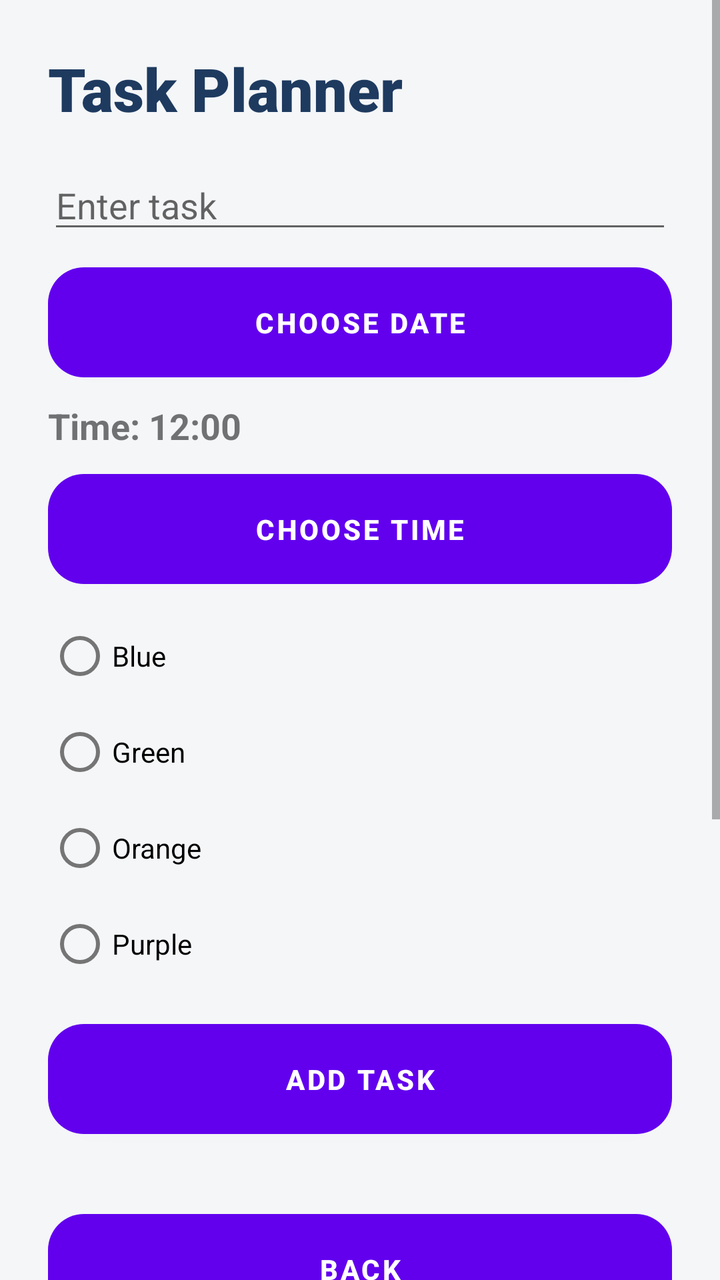
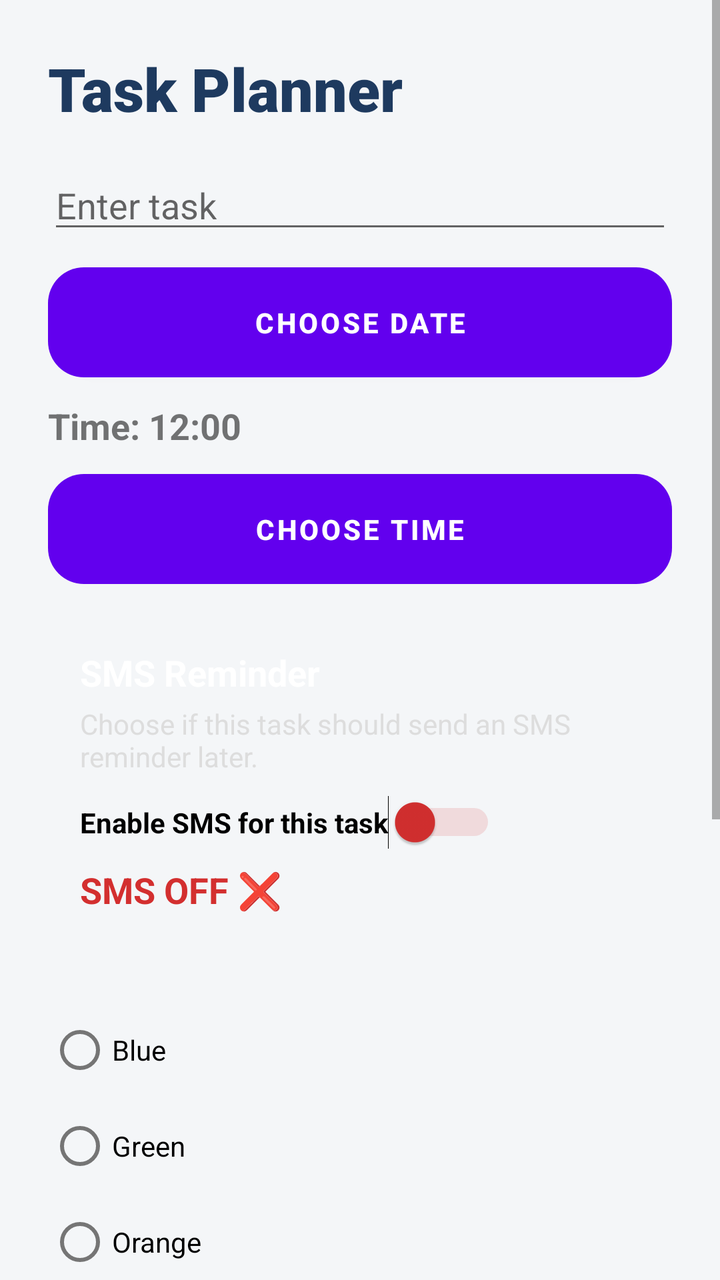

Two renders of the same Android screen: before a commit and after it. Below are the layout's source before the change and the commit's diff.
<!-- AndroidManifest.xml: application theme Theme.StudentPlanner -->
<!-- res/layout/activity_todo.xml -->
<?xml version="1.0" encoding="utf-8"?>
<ScrollView xmlns:android="http://schemas.android.com/apk/res/android"
    android:id="@+id/todoScroll"
    android:layout_width="match_parent"
    android:layout_height="match_parent"
    android:background="#F4F6F8">

    <LinearLayout
        android:id="@+id/todoLayout"
        android:layout_width="match_parent"
        android:layout_height="wrap_content"
        android:minHeight="1000dp"
        android:orientation="vertical"
        android:padding="24dp"
        android:background="#F4F6F8">

        <TextView
            android:id="@+id/txtTodoTitle"
            android:layout_width="wrap_content"
            android:layout_height="wrap_content"
            android:text="Task Planner"
            android:textSize="30sp"
            android:textStyle="bold"
            android:fontFamily="sans-serif-black"
            android:textColor="#1E3A5F"
            android:layout_marginBottom="16dp" />

        <EditText
            android:id="@+id/editTask"
            android:layout_width="match_parent"
            android:layout_height="wrap_content"
            android:hint="Enter task"
            android:inputType="text" />

        <Button
            android:id="@+id/btnPickDate"
            android:layout_width="match_parent"
            android:layout_height="55dp"
            android:text="Choose Date"
            android:background="@drawable/rounded_button"
            android:textColor="#FFFFFF"
            android:textStyle="bold"
            android:layout_marginTop="12dp" />
        <TextView
            android:id="@+id/txtTime"
            android:layout_width="match_parent"
            android:layout_height="wrap_content"
            android:text="Time: 12:00"
            android:textSize="18sp"
            android:textStyle="bold"
            android:layout_marginTop="12dp" />
        <Button
            android:id="@+id/btnPickTime"
            android:layout_width="match_parent"
            android:layout_height="55dp"
            android:text="Choose Time"
            android:background="@drawable/rounded_button"
            android:textColor="#FFFFFF"
            android:textStyle="bold"
            android:layout_marginTop="12dp" />

        <RadioGroup
            android:id="@+id/colorGroup"
            android:layout_width="match_parent"
            android:layout_height="wrap_content"
            android:layout_marginTop="12dp">

            <RadioButton
                android:id="@+id/colorBlue"
                android:layout_width="wrap_content"
                android:layout_height="wrap_content"
                android:text="Blue" />

            <RadioButton
                android:id="@+id/colorGreen"
                android:layout_width="wrap_content"
                android:layout_height="wrap_content"
                android:text="Green" />

            <RadioButton
                android:id="@+id/colorOrange"
                android:layout_width="wrap_content"
                android:layout_height="wrap_content"
                android:text="Orange" />

            <RadioButton
                android:id="@+id/colorPurple"
                android:layout_width="wrap_content"
                android:layout_height="wrap_content"
                android:text="Purple" />
        </RadioGroup>

        <Button
            android:id="@+id/btnAddTask"
            android:layout_width="match_parent"
            android:layout_height="55dp"
            android:text="Add Task"
            android:background="@drawable/rounded_button"
            android:textColor="#FFFFFF"
            android:textStyle="bold"
            android:layout_marginTop="16dp" />

        <LinearLayout
            android:id="@+id/taskContainer"
            android:layout_width="match_parent"
            android:layout_height="wrap_content"
            android:orientation="vertical"
            android:layout_marginTop="20dp" />

        <Button
            android:id="@+id/btnBackTodo"
            android:layout_width="match_parent"
            android:layout_height="55dp"
            android:text="Back"
            android:background="@drawable/rounded_button"
            android:textColor="#FFFFFF"
            android:textStyle="bold"
            android:layout_marginTop="20dp" />

    </LinearLayout>

</ScrollView>
<!-- resources referenced by this layout -->
<resources>
  <!-- drawable rounded_button (drawable) -->
  <?xml version="1.0" encoding="utf-8"?>
  <shape xmlns:android="http://schemas.android.com/apk/res/android">
      <corners android:radius="18dp" />
      <solid android:color="#2F80ED" />
      <padding
          android:left="12dp"
          android:right="12dp"
          android:top="10dp"
          android:bottom="10dp" />
  </shape>
  <style name="Theme.StudentPlanner" parent="Theme.MaterialComponents.DayNight.DarkActionBar">
          
          <item name="colorPrimary">@color/purple_500</item>
          <item name="colorPrimaryVariant">@color/purple_700</item>
          <item name="colorOnPrimary">@color/white</item>
          
          <item name="colorSecondary">@color/teal_200</item>
          <item name="colorSecondaryVariant">@color/teal_700</item>
          <item name="colorOnSecondary">@color/black</item>
          
          <item name="android:statusBarColor">?attr/colorPrimaryVariant</item>
          
      </style>
  <color name="purple_500">#FF6200EE</color>
  <color name="purple_700">#FF3700B3</color>
  <color name="white">#FFFFFFFF</color>
  <color name="teal_200">#FF03DAC5</color>
  <color name="teal_700">#FF018786</color>
  <color name="black">#FF000000</color>
</resources>

<!-- the commit's change to res/layout/activity_todo.xml (unified diff, before → after) -->
@@ -42,7 +42,7 @@
             android:textStyle="bold"
             android:layout_marginTop="12dp" />
         <TextView
-            android:id="@+id/txtTime"
+            android:id="@+id/txtTimeLabel"
             android:layout_width="match_parent"
             android:layout_height="wrap_content"
             android:text="Time: 12:00"
@@ -58,6 +58,54 @@
             android:textColor="#FFFFFF"
             android:textStyle="bold"
             android:layout_marginTop="12dp" />
+        <LinearLayout
+            android:id="@+id/smsChoiceLayout"
+            android:layout_width="match_parent"
+            android:layout_height="wrap_content"
+            android:orientation="vertical"
+            android:padding="16dp"
+            android:layout_marginTop="16dp"
+            android:layout_marginBottom="16dp">
+
+            <TextView
+                android:id="@+id/txtSmsReminderTitle"
+                android:layout_width="match_parent"
+                android:layout_height="wrap_content"
+                android:text="SMS Reminder"
+                android:textSize="18sp"
+                android:textStyle="bold"
+                android:textColor="#FFFFFF" />
+
+            <TextView
+                android:id="@+id/txtSmsReminderInfo"
+                android:layout_width="match_parent"
+                android:layout_height="wrap_content"
+                android:text="Choose if this task should send an SMS reminder later."
+                android:textSize="14sp"
+                android:textColor="#DDDDDD"
+                android:layout_marginTop="4dp"
+                android:layout_marginBottom="10dp" />
+
+            <Switch
+                android:id="@+id/checkSmsTask"
+                android:layout_width="wrap_content"
+                android:layout_height="wrap_content"
+                android:text="Enable SMS for this task"
+                android:textStyle="bold"
+                android:thumbTint="@color/sms_thumb"
+                android:trackTint="@color/sms_track" />
+
+            <TextView
+                android:id="@+id/txtSmsTaskStatus"
+                android:layout_width="wrap_content"
+                android:layout_height="wrap_content"
+                android:text="SMS OFF ❌"
+                android:textSize="18sp"
+                android:textStyle="bold"
+                android:textColor="#D32F2F"
+                android:layout_marginTop="8dp" />
+
+        </LinearLayout>
 
         <RadioGroup
             android:id="@+id/colorGroup"
